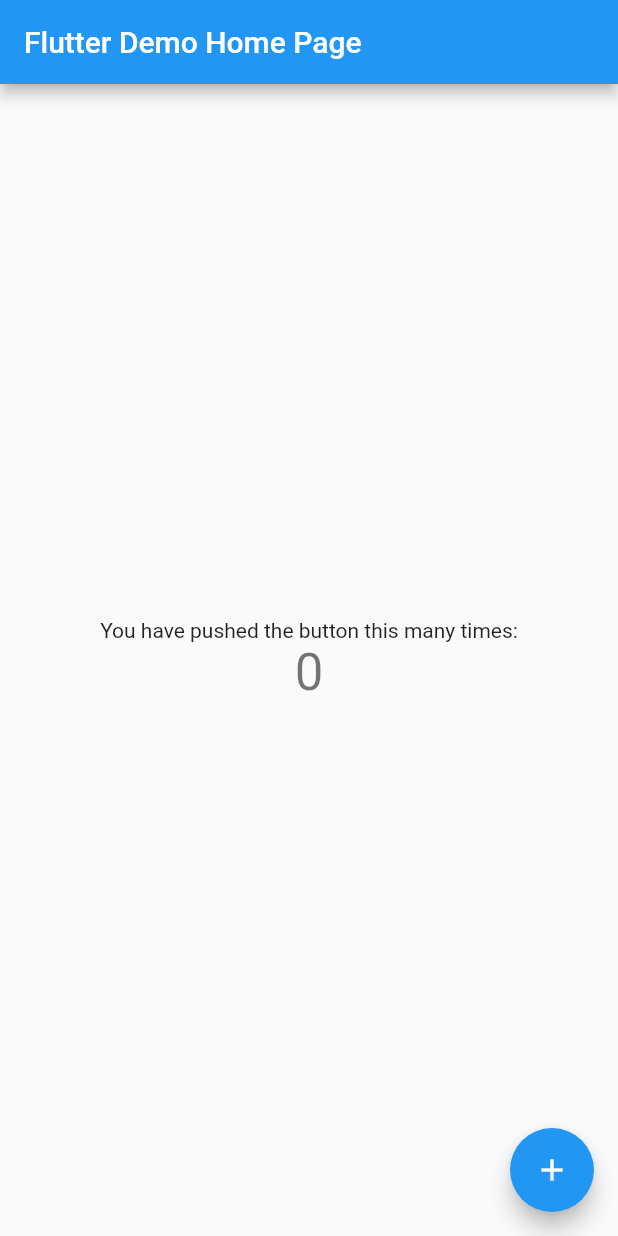
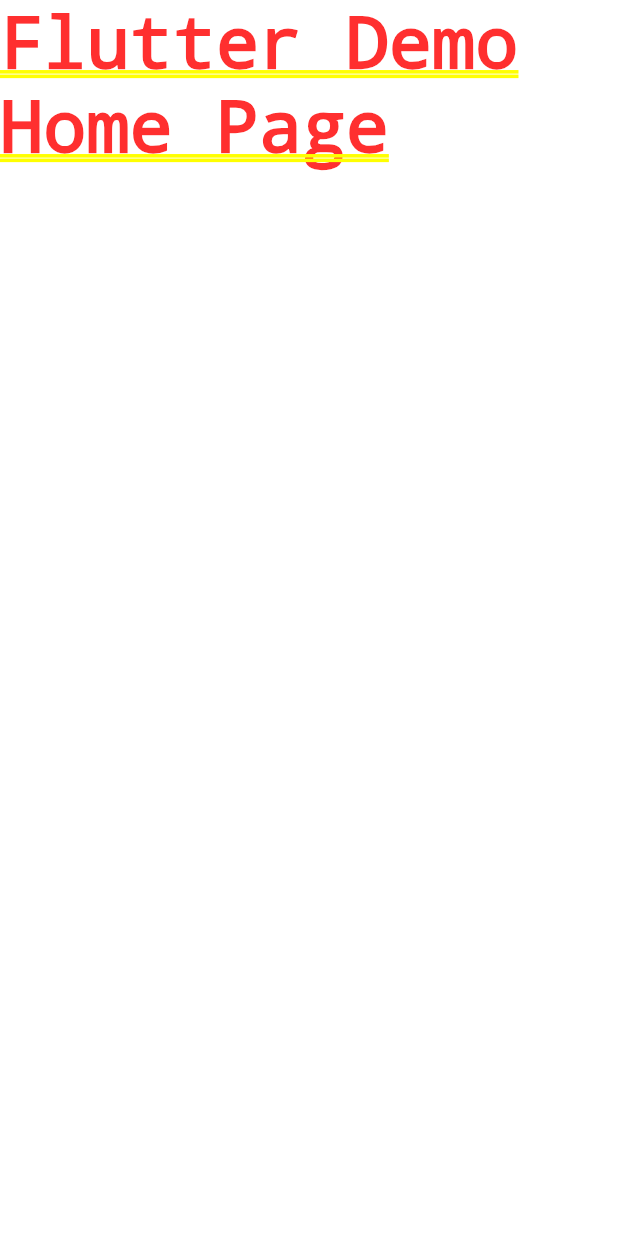
Before and after one commit to Aqudi/alcolpedia-mobile, a Flutter app: the screen it shows after launch, on a phone screen of 412 x 824 dp. Run offline on Flutter 3.47's test engine with Material 2 defaults, Android fonts, the phone set to English and light mode, and no system bars; our stand-ins replace get.

```diff
--- a/lib/main.dart
+++ b/lib/main.dart
@@ -1,117 +1,25 @@
+import 'package:alcolpedia_mobile/utils/app_router.dart';
 import 'package:flutter/material.dart';
+import 'package:get/get.dart';
 
 void main() {
-  runApp(MyApp());
+  runApp(AlcolpediaApp());
 }
 
-class MyApp extends StatelessWidget {
+class AlcolpediaApp extends StatelessWidget {
   // This widget is the root of your application.
   @override
   Widget build(BuildContext context) {
-    return MaterialApp(
-      title: 'Flutter Demo',
+    return GetMaterialApp(
+      title: 'Alcolpedia',
+      debugShowCheckedModeBanner: false,
+      defaultTransition: Transition.rightToLeft,
+      getPages: AppRouter.route,
       theme: ThemeData(
-        // This is the theme of your application.
-        //
-        // Try running your application with "flutter run". You'll see the
-        // application has a blue toolbar. Then, without quitting the app, try
-        // changing the primarySwatch below to Colors.green and then invoke
-        // "hot reload" (press "r" in the console where you ran "flutter run",
-        // or simply save your changes to "hot reload" in a Flutter IDE).
-        // Notice that the counter didn't reset back to zero; the application
-        // is not restarted.
         primarySwatch: Colors.blue,
-        // This makes the visual density adapt to the platform that you run
-        // the app on. For desktop platforms, the controls will be smaller and
-        // closer together (more dense) than on mobile platforms.
         visualDensity: VisualDensity.adaptivePlatformDensity,
       ),
-      home: MyHomePage(title: 'Flutter Demo Home Page'),
+      home: Text('Flutter Demo Home Page'),
     );
   }
 }
-
-class MyHomePage extends StatefulWidget {
-  MyHomePage({Key key, this.title}) : super(key: key);
-
-  // This widget is the home page of your application. It is stateful, meaning
-  // that it has a State object (defined below) that contains fields that affect
-  // how it looks.
-
-  // This class is the configuration for the state. It holds the values (in this
-  // case the title) provided by the parent (in this case the App widget) and
-  // used by the build method of the State. Fields in a Widget subclass are
-  // always marked "final".
-
-  final String title;
-
-  @override
-  _MyHomePageState createState() => _MyHomePageState();
-}
-
-class _MyHomePageState extends State<MyHomePage> {
-  int _counter = 0;
-
-  void _incrementCounter() {
-    setState(() {
-      // This call to setState tells the Flutter framework that something has
-      // changed in this State, which causes it to rerun the build method below
-      // so that the display can reflect the updated values. If we changed
-      // _counter without calling setState(), then the build method would not be
-      // called again, and so nothing would appear to happen.
-      _counter++;
-    });
-  }
-
-  @override
-  Widget build(BuildContext context) {
-    // This method is rerun every time setState is called, for instance as done
-    // by the _incrementCounter method above.
-    //
-    // The Flutter framework has been optimized to make rerunning build methods
-    // fast, so that you can just rebuild anything that needs updating rather
-    // than having to individually change instances of widgets.
-    return Scaffold(
-      appBar: AppBar(
-        // Here we take the value from the MyHomePage object that was created by
-        // the App.build method, and use it to set our appbar title.
-        title: Text(widget.title),
-      ),
-      body: Center(
-        // Center is a layout widget. It takes a single child and positions it
-        // in the middle of the parent.
-        child: Column(
-          // Column is also a layout widget. It takes a list of children and
-          // arranges them vertically. By default, it sizes itself to fit its
-          // children horizontally, and tries to be as tall as its parent.
-          //
-          // Invoke "debug painting" (press "p" in the console, choose the
-          // "Toggle Debug Paint" action from the Flutter Inspector in Android
-          // Studio, or the "Toggle Debug Paint" command in Visual Studio Code)
-          // to see the wireframe for each widget.
-          //
-          // Column has various properties to control how it sizes itself and
-          // how it positions its children. Here we use mainAxisAlignment to
-          // center the children vertically; the main axis here is the vertical
-          // axis because Columns are vertical (the cross axis would be
-          // horizontal).
-          mainAxisAlignment: MainAxisAlignment.center,
-          children: <Widget>[
-            Text(
-              'You have pushed the button this many times:',
-            ),
-            Text(
-              '$_counter',
-              style: Theme.of(context).textTheme.headline4,
-            ),
-          ],
-        ),
-      ),
-      floatingActionButton: FloatingActionButton(
-        onPressed: _incrementCounter,
-        tooltip: 'Increment',
-        child: Icon(Icons.add),
-      ), // This trailing comma makes auto-formatting nicer for build methods.
-    );
-  }
-}
--- /dev/null
+++ b/lib/pages/auth/auth.dart
@@ -0,0 +1,2 @@
+export './login/login_page.dart';
+export './signup/signup_page.dart';
--- /dev/null
+++ b/lib/pages/content/content.dart
@@ -0,0 +1,5 @@
+export './battlecry/battlecry_page.dart';
+export './game/game_page.dart';
+export './music/music_page.dart';
+export './option/option_page.dart';
+export './recipe/recipe_page.dart';
--- /dev/null
+++ b/lib/pages/pages.dart
@@ -0,0 +1,3 @@
+export './auth/auth.dart';
+export './content/content.dart';
+export './home/home_page.dart';
--- /dev/null
+++ b/lib/utils/app_router.dart
@@ -0,0 +1,21 @@
+import 'package:alcolpedia_mobile/pages/pages.dart';
+import 'package:alcolpedia_mobile/utils/Routes.dart';
+import 'package:get/get.dart';
+
+class AppRouter {
+  static final route = [
+    // home
+    GetPage(name: Routes.homePage, page: () => LoginPage()),
+
+    // auth
+    GetPage(name: Routes.loginPage, page: () => LoginPage()),
+    GetPage(name: Routes.signupPage, page: () => SignupPage()),
+
+    // content
+    GetPage(name: Routes.gamePage, page: () => LoginPage()),
+    GetPage(name: Routes.musicPage, page: () => LoginPage()),
+    GetPage(name: Routes.recipePage, page: () => LoginPage()),
+    GetPage(name: Routes.battlecryPage, page: () => LoginPage()),
+    GetPage(name: Routes.optionPage, page: () => LoginPage()),
+  ];
+}
--- /dev/null
+++ b/lib/utils/routes.dart
@@ -0,0 +1,15 @@
+class Routes {
+  // home
+  static const String homePage = "/home";
+
+  // auth
+  static const String loginPage = "/login";
+  static const String signupPage = "/signup";
+
+  // content
+  static const String gamePage = "/game";
+  static const String musicPage = "/music";
+  static const String recipePage = "/recipe";
+  static const String battlecryPage = "/battlecry";
+  static const String optionPage = "/option";
+}
--- a/pubspec.yaml
+++ b/pubspec.yaml
@@ -21,6 +21,8 @@ environment:
   sdk: ">=2.7.0 <3.0.0"
 
 dependencies:
+  get: ^3.16.1
+
   flutter:
     sdk: flutter
 
```
Also changed, not shown: lib/pages/auth/login/login_page.dart (added, +8 -0 lines), lib/pages/auth/signup/signup_page.dart (added, +8 -0 lines), lib/pages/content/battlecry/battlecry_page.dart (added, +8 -0 lines), lib/pages/content/game/game_page.dart (added, +8 -0 lines), lib/pages/content/music/music_page.dart (added, +8 -0 lines), lib/pages/content/option/option_page.dart (added, +8 -0 lines), lib/pages/content/recipe/recipe_page.dart (added, +8 -0 lines), lib/pages/home/home_page.dart (added, +8 -0 lines), pubspec.lock, 1 other file.
